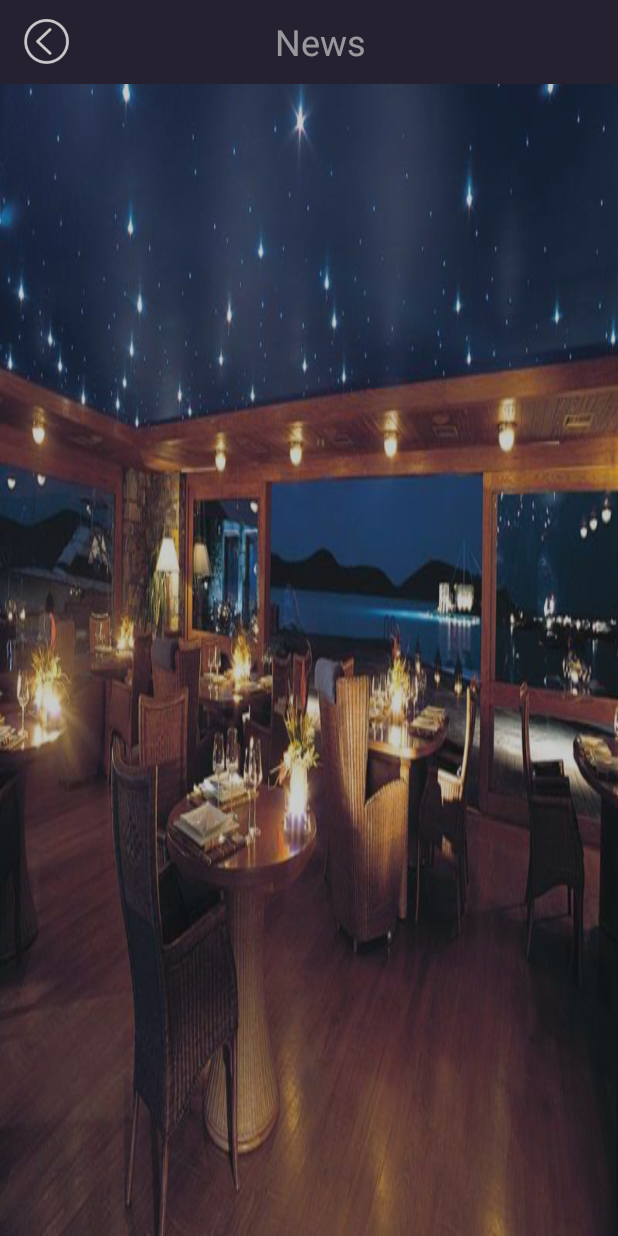
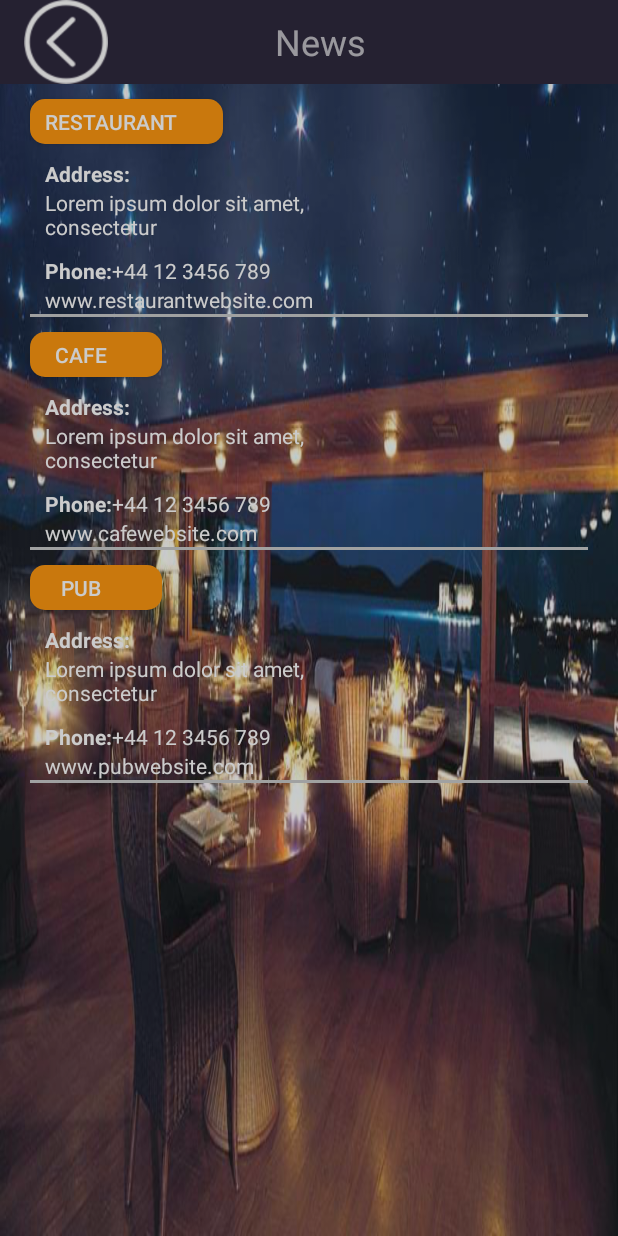
Before and after one commit to TomTisdallOU/cse4230-Homework2, an Android app: the layout booking.xml on its own in the app's theme, with its tools: preview values and no code run, on a phone screen of 412 x 824 dp. Run offline under Robolectric (Android 15) with nearby library versions, the phone set to English and light mode, and no system bars.

Commit message:
mass updates

```diff
--- a/app/src/main/res/drawable/rotate_button2.xml
+++ /dev/null
@@ -1,13 +0,0 @@
-    <rotate xmlns:android="http://schemas.android.com/apk/res/android"
-        android:fromDegrees="45"
-        android:toDegrees="45"
-        >
-        <shape
-            xmlns:android="http://schemas.android.com/apk/res/android"
-            android:shape="rectangle">
-            <corners android:radius="15dp" />
-            <stroke android:width="3dp" android:color="#FFE37E13" />
-
-
-        </shape>
-    </rotate>
--- a/app/src/main/res/drawable/rotate_rectangle.xml
+++ /dev/null
@@ -1,18 +0,0 @@
-<?xml version="1.0" encoding="utf-8"?>
-
-
-
-<shape xmlns:android="http://schemas.android.com/apk/res/android"
-    android:shape="rectangle">
-
-    <corners android:radius="15dp" />
-    <stroke android:width="3dp" android:color="#FFE37E13" />
-
-    <inset xmlns:android="http://schemas.android.com/apk/res/android"
-        android:drawable="@drawable/menu"
-        android:insetTop="2dp"
-        android:insetLeft="2dp"
-        android:insetRight="2dp"
-        android:insetBottom="2dp"
-        ></inset>
-</shape>
--- /dev/null
+++ b/app/src/main/res/drawable/rounded_corners.xml
@@ -0,0 +1,7 @@
+<?xml version="1.0" encoding="utf-8"?>
+<shape xmlns:android="http://schemas.android.com/apk/res/android"
+    android:shape="rectangle" android:padding="10dp">
+    <!-- you can use any color you want I used here gray color-->
+    <solid android:color="#FFFD9102"/>
+    <corners android:radius="10dp"/>
+</shape>
--- a/app/src/main/res/layout/booking.xml
+++ b/app/src/main/res/layout/booking.xml
@@ -1,20 +1,22 @@
 <?xml version="1.0" encoding="utf-8"?>
 <GridLayout
-    xmlns:android="http://schemas.android.com/apk/res/android" android:layout_width="match_parent"
+    xmlns:android="http://schemas.android.com/apk/res/android"
+    android:layout_width="match_parent"
     android:layout_height="match_parent"
     android:rowCount="4"
+    android:columnCount="1"
+    android:alpha="0.75"
+    android:useDefaultMargins="false"
+    android:background="@drawable/restaurant_3"
 
-    android:alpha="0.75"
-    android:background="@drawable/restaurant_3">
+    >
 
-
-    android:layout_marginBottom="0dp">
 
     <android.support.v7.widget.Toolbar xmlns:android="http://schemas.android.com/apk/res/android"
         xmlns:tools="http://schemas.android.com/tools"
         android:id="@+id/allCollectionsToolbar"
         android:layout_width="match_parent"
-        android:layout_weight="1"
+
         android:layout_height="?attr/actionBarSize"
 
         android:background="#221c32">
@@ -22,12 +24,11 @@
         <RelativeLayout
 
             android:layout_width="match_parent"
-            android:layout_height="match_parent"
-            >
+            android:layout_height="match_parent">
 
             <ImageView
-                android:layout_width="30dp"
-                android:layout_height="30dp"
+                android:layout_width="wrap_content"
+                android:layout_height="wrap_content"
                 android:layout_alignParentStart="true"
                 android:layout_centerVertical="true"
                 android:contentDescription="Back Arrow"
@@ -37,15 +38,198 @@
             <TextView
                 android:layout_width="wrap_content"
                 android:layout_height="wrap_content"
+                android:layout_centerHorizontal="true"
                 android:layout_centerVertical="true"
-                android:layout_centerHorizontal="true"
-                android:textSize="24dp"
-                android:text="News" />
+                android:text="News"
+                android:textSize="24dp" />
 
 
         </RelativeLayout>
 
     </android.support.v7.widget.Toolbar>
 
+    <Button
+        android:layout_width="wrap_content"
+        android:layout_height="30dp"
+        android:background="@drawable/rounded_corners"
+        android:text="Restaurant"
+        android:textColor="#FFFFFFFF"
+        android:paddingLeft="10dp"
+        android:paddingRight="30dp"
+        android:layout_marginTop="10dp"
+        android:layout_marginStart="20dp"/>
+    <TextView
+        android:text="Address:"
+        android:textStyle="bold"
+        android:textColor="#FFFFFFFF"
+        android:layout_marginStart="30dp"
+        android:layout_marginTop="10dp"/>
+    <TextView
+        android:text="Lorem ipsum dolor sit amet, consectetur"
+        android:layout_width="wrap_content"
+        android:width="200dp"
+        android:textColor="#FFFFFFFF"
+        android:layout_marginStart="30dp"
+        />
+    <LinearLayout
+        android:orientation="horizontal"
+        android:layout_marginTop="10dp"
+    >
 
-</GridLayout>
+        <TextView
+            android:layout_height="match_parent"
+            android:layout_width="match_parent"
+            android:text="Phone:"
+            android:textStyle="bold"
+            android:textColor="#FFFFFFFF"
+            android:layout_marginStart="30dp"
+            />
+
+        <TextView
+            android:layout_height="match_parent"
+            android:layout_width="match_parent"
+            android:text="+44 12 3456 789"
+
+            android:textColor="#FFFFFFFF"
+
+            />
+
+    </LinearLayout>
+    <TextView
+        android:text="www.restaurantwebsite.com"
+        android:layout_width="wrap_content"
+        android:width="200dp"
+        android:textColor="#FFFFFFFF"
+        android:layout_marginStart="30dp"
+        />
+    <View
+        android:layout_width="wrap_content"
+        android:layout_height="2dp"
+        android:layout_marginEnd="20dp"
+        android:layout_marginStart="20dp"
+        android:background="#FFC6C7C7" />
+
+    <Button
+        android:layout_width="wrap_content"
+        android:layout_height="30dp"
+        android:background="@drawable/rounded_corners"
+        android:text="Cafe"
+        android:textColor="#FFFFFFFF"
+        android:paddingLeft="10dp"
+        android:paddingRight="30dp"
+        android:layout_marginTop="10dp"
+        android:layout_marginStart="20dp"/>
+    <TextView
+        android:text="Address:"
+        android:textStyle="bold"
+        android:textColor="#FFFFFFFF"
+        android:layout_marginStart="30dp"
+        android:layout_marginTop="10dp"/>
+    <TextView
+        android:text="Lorem ipsum dolor sit amet, consectetur"
+        android:layout_width="wrap_content"
+        android:width="200dp"
+        android:textColor="#FFFFFFFF"
+        android:layout_marginStart="30dp"
+        />
+    <LinearLayout
+        android:orientation="horizontal"
+        android:layout_marginTop="10dp"
+        >
+
+        <TextView
+            android:layout_height="match_parent"
+            android:layout_width="match_parent"
+            android:text="Phone:"
+            android:textStyle="bold"
+            android:textColor="#FFFFFFFF"
+            android:layout_marginStart="30dp"
+            />
+
+        <TextView
+            android:layout_height="match_parent"
+            android:layout_width="match_parent"
+            android:text="+44 12 3456 789"
+
+            android:textColor="#FFFFFFFF"
+
+            />
+
+    </LinearLayout>
+    <TextView
+        android:text="www.cafewebsite.com"
+        android:layout_width="wrap_content"
+        android:width="200dp"
+        android:textColor="#FFFFFFFF"
+        android:layout_marginStart="30dp"
+        />
+    <View
+        android:layout_width="wrap_content"
+        android:layout_height="2dp"
+        android:layout_marginEnd="20dp"
+        android:layout_marginStart="20dp"
+        android:background="#FFC6C7C7" />
+
+    <Button
+        android:layout_width="wrap_content"
+        android:layout_height="30dp"
+        android:background="@drawable/rounded_corners"
+        android:text="Pub"
+        android:textColor="#FFFFFFFF"
+        android:paddingLeft="10dp"
+        android:paddingRight="30dp"
+        android:layout_marginTop="10dp"
+        android:layout_marginStart="20dp"/>
+    <TextView
+        android:text="Address:"
+        android:textStyle="bold"
+        android:textColor="#FFFFFFFF"
+        android:layout_marginStart="30dp"
+        android:layout_marginTop="10dp"/>
+    <TextView
+        android:text="Lorem ipsum dolor sit amet, consectetur"
+        android:layout_width="wrap_content"
+        android:width="200dp"
+        android:textColor="#FFFFFFFF"
+        android:layout_marginStart="30dp"
+        />
+    <LinearLayout
+        android:orientation="horizontal"
+        android:layout_marginTop="10dp"
+        >
+
+        <TextView
+            android:layout_height="match_parent"
+            android:layout_width="match_parent"
+            android:text="Phone:"
+            android:textStyle="bold"
+            android:textColor="#FFFFFFFF"
+            android:layout_marginStart="30dp"
+            />
+
+        <TextView
+            android:layout_height="match_parent"
+            android:layout_width="match_parent"
+            android:text="+44 12 3456 789"
+
+            android:textColor="#FFFFFFFF"
+
+            />
+
+    </LinearLayout>
+
+    <TextView
+        android:text="www.pubwebsite.com"
+        android:layout_width="wrap_content"
+        android:width="200dp"
+        android:textColor="#FFFFFFFF"
+        android:layout_marginStart="30dp"
+        />
+    <View
+        android:layout_width="wrap_content"
+        android:layout_height="2dp"
+        android:layout_marginEnd="20dp"
+        android:layout_marginStart="20dp"
+        android:background="#FFC6C7C7" />
+</GridLayout
+   >
--- /dev/null
+++ b/app/src/main/res/layout/gridtesting.xml
@@ -0,0 +1,16 @@
+<?xml version="1.0" encoding="utf-8"?>
+<GridLayout
+    xmlns:android="http://schemas.android.com/apk/res/android" android:layout_width="match_parent"
+    android:layout_height="match_parent"
+    android:columnCount="2"
+    android:rowCount="2"
+    >
+ <Button
+     android:text="Button 1"/>
+    <Button
+        android:text="Button 2"/>
+    <Button
+        android:text="Button 3"/>
+    <Button
+        android:text="Button 4"/>
+</GridLayout>
--- a/app/src/main/res/layout/main_menu.xml
+++ /dev/null
@@ -1,27 +0,0 @@
-<?xml version="1.0" encoding="utf-8"?>
-<GridLayout
-    xmlns:android="http://schemas.android.com/apk/res/android"
-    android:background="@drawable/gradient_background"
-    android:columnCount="3"
-    android:layout_width="match_parent"
-    android:layout_height="match_parent"
-
-
-
-    >
-
-    <TextView
-        android:text="Row 1 column 1"
-        android:layout_columnWeight="1"/>
-   <TextView
-       android:text="Row 1 column 2"
-       android:layout_columnWeight="1"/>
-    <TextView
-        android:layout_columnWeight="1"
-        android:text="Row 1 column"/>
-    <TextView
-        android:text="Row 2 column span"
-        android:layout_columnSpan="3"
-        android:layout_gravity="center_horizontal"/>
-
-</GridLayout>
--- a/app/src/main/res/values/colors.xml
+++ b/app/src/main/res/values/colors.xml
@@ -2,5 +2,5 @@
 <resources>
     <color name="colorPrimary">#008577</color>
     <color name="colorPrimaryDark">#00574B</color>
-    <color name="colorAccent">#D81B60</color>
+    <color name="colorAccent">#EB8703</color>
 </resources>
```
